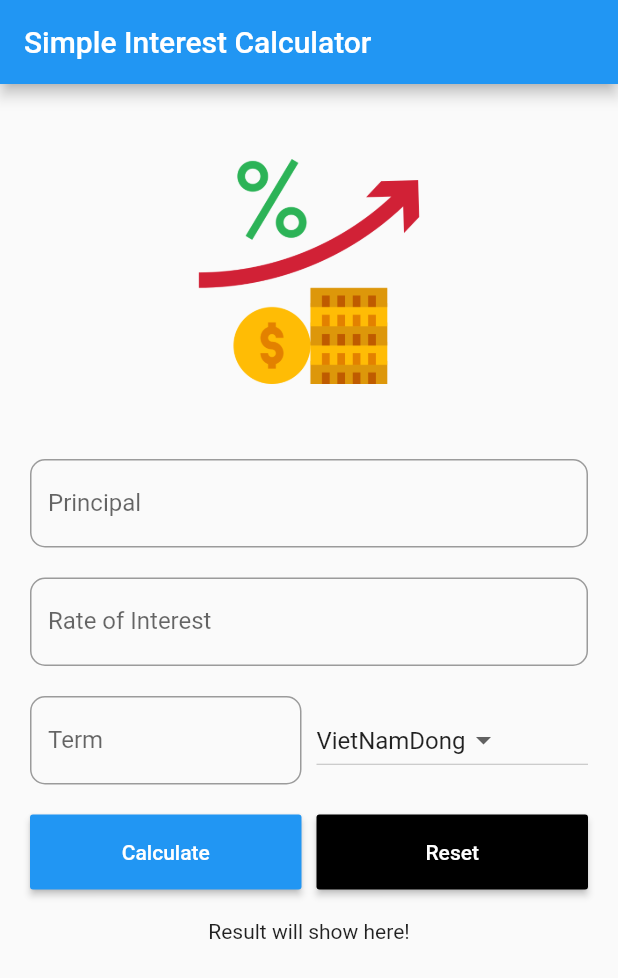
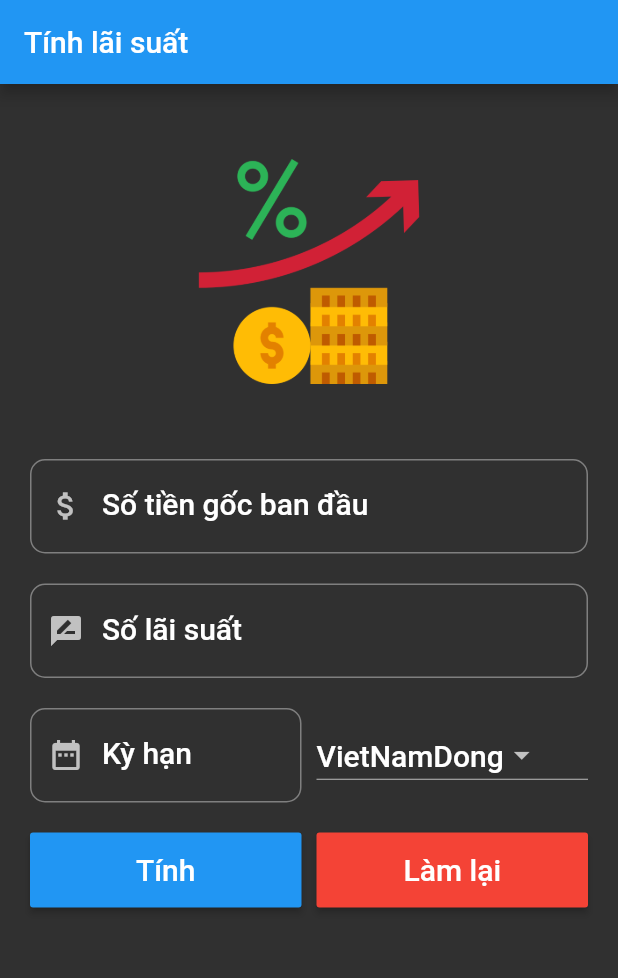
Before and after one commit to wtrungvu/Simple_Interest_Calculator_App, a Flutter app: the screen it shows after launch, on a phone screen of 412 x 824 dp. Shown: the top 978 px of the screen. Run offline on Flutter 3.47's test engine with Material 2 defaults, Android fonts, the phone set to English and light mode, and no system bars; our stand-ins replace flutter_money_formatter.

```diff
--- a/simple_interest_calculator_app/lib/main.dart
+++ b/simple_interest_calculator_app/lib/main.dart
@@ -1,4 +1,5 @@
 import 'package:flutter/material.dart';
+import 'package:flutter_money_formatter/flutter_money_formatter.dart';
 
 void main() => runApp(MyApp());
 
@@ -7,7 +8,10 @@ class MyApp extends StatelessWidget {
   Widget build(BuildContext context) {
     return MaterialApp(
       title: "Simple Interest Calculator",
-      theme: ThemeData(accentColor: Colors.green),
+      theme: ThemeData(
+          primaryColor: Colors.blue,
+          accentColor: Colors.blueAccent,
+          brightness: Brightness.dark),
       home: HomeScreen(),
     );
   }
@@ -18,7 +22,7 @@ class HomeScreen extends StatelessWidget {
   Widget build(BuildContext context) {
     return Scaffold(
       appBar: AppBar(
-        title: Text("Simple Interest Calculator"),
+        title: Text("Tính lãi suất"),
       ),
       body: HomeScreenWidget(),
     );
@@ -31,10 +35,25 @@ class HomeScreenWidget extends StatefulWidget {
 }
 
 class _HomeScreenWidgetState extends State<HomeScreenWidget> {
-  var _currencies = ["Dollars", "VietNamDong", "Rupees", "Pounds"];
-  var _currentItemSelected = "VietNamDong";
+  var _currencies = ["VietNamDong", "Dollars", "Rupees", "Pounds"];
+  var _currentItemSelected;
+
+  TextEditingController principalController = TextEditingController();
+  TextEditingController roiController = TextEditingController();
+  TextEditingController termController = TextEditingController();
+
+  String displayResult = "";
+
+  @override
+  void initState() {
+    // TODO: implement initState
+    super.initState();
+    _currentItemSelected = _currencies[0];
+  }
+
   @override
   Widget build(BuildContext context) {
+    TextStyle textStyle = Theme.of(context).textTheme.title;
     return SingleChildScrollView(
       child: Center(
         child: Container(
@@ -54,27 +73,36 @@ class _HomeScreenWidgetState extends State<HomeScreenWidget> {
               Container(
                 margin: const EdgeInsets.only(top: 50.0),
                 child: TextField(
+                    controller: principalController,
+                    style: textStyle,
+                    keyboardType: TextInputType.number,
                     decoration: new InputDecoration(
-                  labelText: "Principal",
-                  hintText: "Enter pricipal e.g. 12000",
+                        labelText: "Số tiền gốc ban đầu",
+                        labelStyle: textStyle,
+                        hintText: "Ví dụ: 50000đ",
                         fillColor: Colors.white,
                         border: new OutlineInputBorder(
                           borderRadius: new BorderRadius.circular(10.0),
                           borderSide: new BorderSide(),
                         ),
-                )),
+                        prefixIcon: Icon(Icons.attach_money))),
               ),
               Container(
                 margin: const EdgeInsets.only(top: 20.0),
                 child: TextField(
+                    controller: roiController,
+                    style: textStyle,
+                    keyboardType: TextInputType.number,
                     decoration: new InputDecoration(
-                  labelText: "Rate of Interest",
+                        labelText: "Số lãi suất",
+                        labelStyle: textStyle,
+                        hintText: "Ví dụ: 10%",
                         fillColor: Colors.white,
                         border: new OutlineInputBorder(
                           borderRadius: new BorderRadius.circular(10.0),
                           borderSide: new BorderSide(),
                         ),
-                )),
+                        prefixIcon: Icon(Icons.rate_review))),
               ),
               Container(
                 margin: const EdgeInsets.only(top: 20.0),
@@ -82,20 +110,26 @@ class _HomeScreenWidgetState extends State<HomeScreenWidget> {
                   children: <Widget>[
                     Expanded(
                       child: TextField(
+                          controller: termController,
+                          style: textStyle,
+                          keyboardType: TextInputType.number,
                           decoration: new InputDecoration(
-                        labelText: "Term",
+                              labelText: "Kỳ hạn",
+                              hintText: "10 năm",
+                              labelStyle: textStyle,
                               fillColor: Colors.white,
                               border: new OutlineInputBorder(
                                 borderRadius: new BorderRadius.circular(10.0),
                                 borderSide: new BorderSide(),
                               ),
-                      )),
+                              prefixIcon: Icon(Icons.date_range))),
                     ),
                     Container(
                       width: 10,
                     ),
                     Expanded(
                       child: DropdownButton<String>(
+                        style: textStyle,
                         items: _currencies.map((String value) {
                           return DropdownMenuItem<String>(
                             value: value,
@@ -103,9 +137,7 @@ class _HomeScreenWidgetState extends State<HomeScreenWidget> {
                           );
                         }).toList(),
                         onChanged: (String newValueSelected) {
-                          setState(() {
-                            this._currentItemSelected = newValueSelected;
-                          });
+                          _onDropDownItemSelected(newValueSelected);
                         },
                         value: _currentItemSelected,
                       ),
@@ -121,10 +153,17 @@ class _HomeScreenWidgetState extends State<HomeScreenWidget> {
                       child: Container(
                         height: 50,
                         child: RaisedButton(
-                          child: Text("Calculate"),
+                          child: Text(
+                            "Tính",
+                            style: TextStyle(fontSize: 20.0),
+                          ),
                           color: Colors.blue,
                           textColor: Colors.white,
-                          onPressed: () {},
+                          onPressed: () {
+                            setState(() {
+                              displayResult = _calculateInterested();
+                            });
+                          },
                         ),
                       ),
                     ),
@@ -135,10 +174,17 @@ class _HomeScreenWidgetState extends State<HomeScreenWidget> {
                       child: Container(
                         height: 50,
                         child: RaisedButton(
-                          child: Text("Reset"),
-                          color: Colors.black,
+                          child: Text(
+                            "Làm lại",
+                            style: TextStyle(fontSize: 20.0),
+                          ),
+                          color: Colors.red,
                           textColor: Colors.white,
-                          onPressed: () {},
+                          onPressed: () {
+                            setState(() {
+                              _onReseted();
+                            });
+                          },
                         ),
                       ),
                     ),
@@ -147,7 +193,10 @@ class _HomeScreenWidgetState extends State<HomeScreenWidget> {
               ),
               Container(
                 margin: const EdgeInsets.only(top: 20.0),
-                child: Text("Result will show here!"),
+                child: Text(
+                  "${displayResult}",
+                  style: TextStyle(fontSize: 20.0),
+                ),
               ),
             ],
           ),
@@ -155,4 +204,41 @@ class _HomeScreenWidgetState extends State<HomeScreenWidget> {
       ),
     );
   }
+
+  String _calculateInterested() {
+    double principal = double.parse(principalController.text);
+    double roi = double.parse(roiController.text);
+    double term = double.parse(termController.text);
+
+    double totalAmountPayable = _logicCalculated(principal, roi, term);
+
+    MoneyFormatterOutput fo = _formatCurrency(totalAmountPayable);
+
+    return "Sau ${term.toString()} năm, bạn sẽ lãi ${fo.withoutFractionDigits} ${_currentItemSelected}";
   }
+
+  double _logicCalculated(double principal, double roi, double term) {
+    double totalAmountPayable = principal + (principal * roi * term) / 100;
+    return totalAmountPayable;
+  }
+
+  MoneyFormatterOutput _formatCurrency(double totalAmountPayable) {
+    MoneyFormatterOutput fo =
+        FlutterMoneyFormatter(amount: totalAmountPayable).output;
+    return fo;
+  }
+
+  void _onDropDownItemSelected(String newValueSelected) {
+    setState(() {
+      this._currentItemSelected = newValueSelected;
+    });
+  }
+
+  void _onReseted() {
+    principalController.clear();
+    roiController.clear();
+    termController.clear();
+    displayResult = "";
+    _currentItemSelected = _currencies[0]; // Default: VietNamDong
+  }
+}
--- a/simple_interest_calculator_app/pubspec.yaml
+++ b/simple_interest_calculator_app/pubspec.yaml
@@ -23,6 +23,7 @@ dependencies:
   # The following adds the Cupertino Icons font to your application.
   # Use with the CupertinoIcons class for iOS style icons.
   cupertino_icons: ^0.1.2
+  flutter_money_formatter: ^0.8.2
 
 dev_dependencies:
   flutter_test:
```
Also changed, not shown: simple_interest_calculator_app/pubspec.lock, 6 other files. Lines whose indentation alone changed are shown as unchanged.
